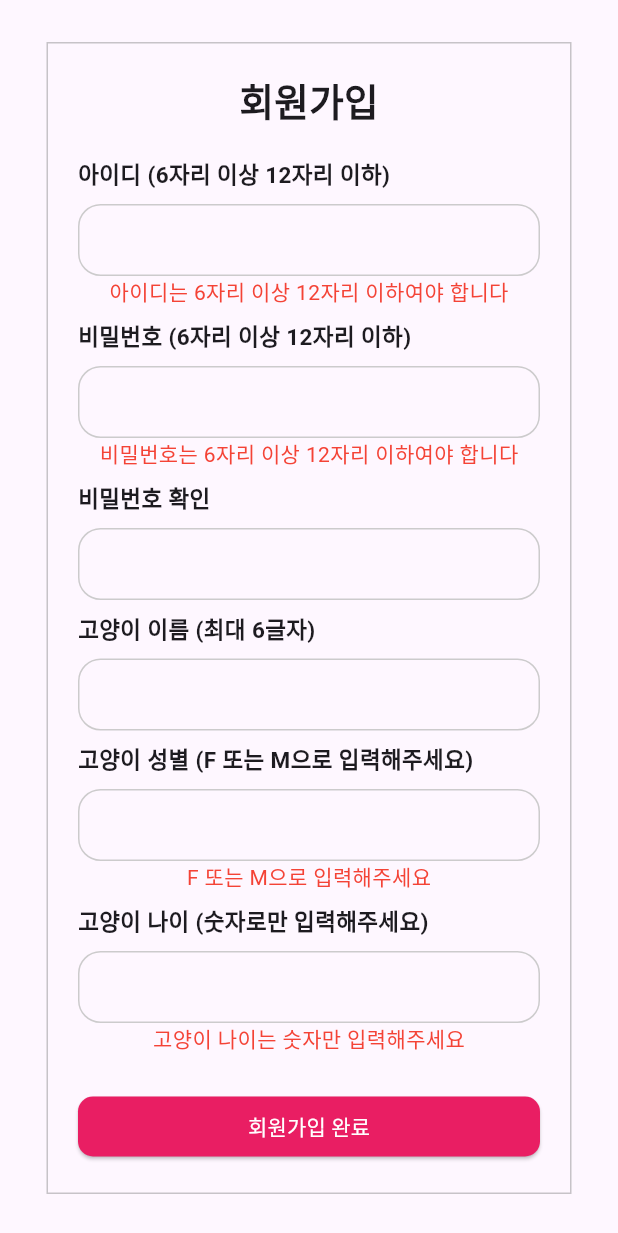
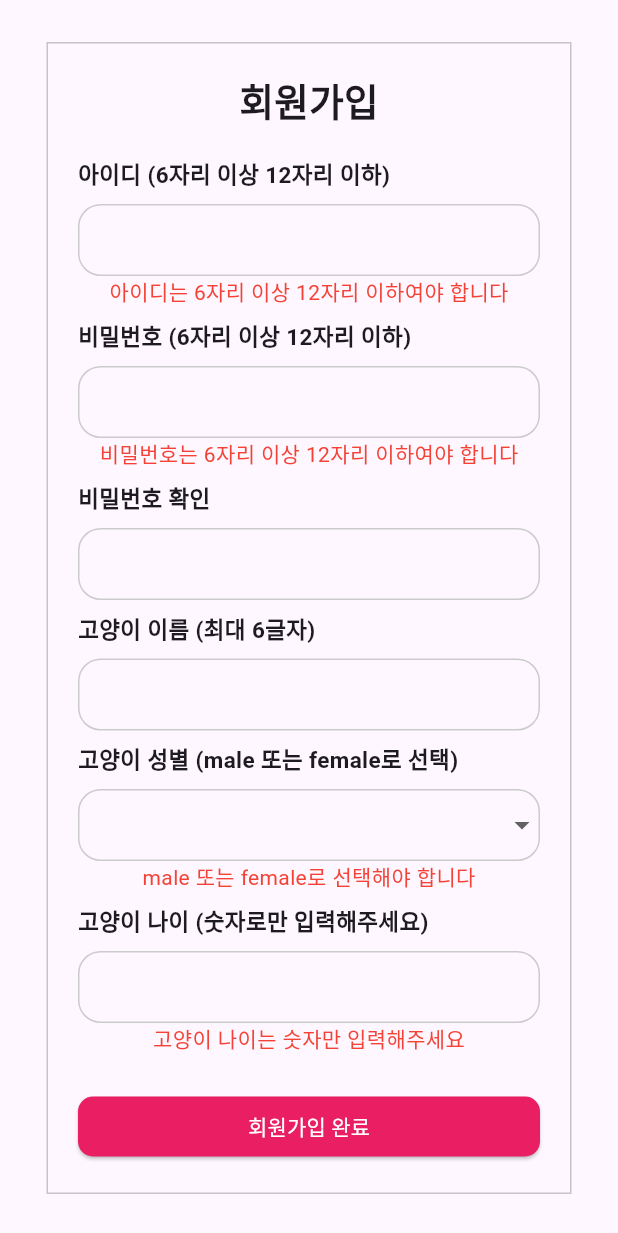
Before and after one commit to qkrrjsxor/CatIoT, a Flutter app: the Signup screen opened directly, after a tap on "회원가입 완료", on a phone screen of 412 x 824 dp. Shown: the top 1233 px of the screen. Run offline on Flutter 3.47's test engine with Material 3 defaults, Android fonts, the phone set to English and light mode, and no system bars; our stand-ins replace video_player.

Commit message:
Feat:회원가입 수정중

```diff
--- a/FrontEnd/untitled/lib/screens/signup.dart
+++ b/FrontEnd/untitled/lib/screens/signup.dart
@@ -23,6 +23,10 @@ class SignupStateScreen extends State<Signup> {
   bool catNameConfirm = false;
   bool catGenderConfirm = false;
   bool catAgeConfirm = false;
+
+  final List<String> genderOption = ['male', 'female'];
+
+  String? selectedValue;
 
   @override
   Widget build(BuildContext context) {
@@ -185,7 +189,7 @@ class SignupStateScreen extends State<Signup> {
                   const SizedBox(height: 8.0),
                   Align(
                     alignment: Alignment.centerLeft,
-                    child: Text('고양이 성별 (F 또는 M으로 입력해주세요)',
+                    child: Text('고양이 성별 (male 또는 female로 선택)',
                         textAlign: TextAlign.left,
                         style: TextStyle(
                           fontSize: 15,
@@ -193,8 +197,8 @@ class SignupStateScreen extends State<Signup> {
                         )),
                   ),
                   const SizedBox(height: 8.0), // 여백
-                  TextFormField(
-                    controller: catGenderController,
+                  DropdownButtonFormField<String>(
+                    // controller: catGenderController,
                     decoration: InputDecoration(
                         contentPadding: EdgeInsets.symmetric(
                             vertical: 6.0, horizontal: 12.0),
@@ -208,11 +212,44 @@ class SignupStateScreen extends State<Signup> {
                             borderSide: BorderSide(
                               color: Color.fromARGB(223, 197, 197, 197),
                             ))),
+                    items: genderOption.map((String catoption) {
+                      return DropdownMenuItem<String>(
+                        value:catoption,
+                        child:Text(catoption),
+                      );
+                    }).toList(),
+                    onChanged:(String? abc) {
+                      setState(() {
+                        selectedValue = abc;
+                        // if (abc == 'male'){catGenderController.text = 'male';} else{catGenderController.text == 'female';};
+
+                        catGenderController.text = abc == 'Option 1'? 'Value for Option 1':'~~';
+                                                    abc == 'Option 2'? 'Value for Option 2':'female';
+
+                      });
+                    },
+                    value:selectedValue,
                   ),
+                  // TextFormField(
+                  //   controller: catGenderController,
+                  //   decoration: InputDecoration(
+                  //       contentPadding: EdgeInsets.symmetric(
+                  //           vertical: 6.0, horizontal: 12.0),
+                  //       enabledBorder: OutlineInputBorder(
+                  //           borderRadius: BorderRadius.circular(15),
+                  //           borderSide: BorderSide(
+                  //               color: Color.fromARGB(223, 197, 197, 197),
+                  //               width: 1.0)),
+                  //       focusedBorder: OutlineInputBorder(
+                  //           borderRadius: BorderRadius.circular(15),
+                  //           borderSide: BorderSide(
+                  //             color: Color.fromARGB(223, 197, 197, 197),
+                  //           ))),
+                  // ),
                   Visibility(
                     visible: catGenderConfirm,
                     child: Text(
-                      'F 또는 M으로 입력해주세요',
+                      'male 또는 female로 선택해야 합니다',
                       style: TextStyle(color: Colors.red),
                     ),
                   ),
@@ -302,13 +339,15 @@ class SignupStateScreen extends State<Signup> {
                           catNameConfirm = false;
                         });
                       }
-                      if (catGenderController.text != 'F' &&
-                          catGenderController.text != 'M') {
+                      if (catGenderController.text != 'male' &&
+                          catGenderController.text != 'female') {
                         setState(() {
+
                           catGenderConfirm = true;
                         });
                       } else {
                         setState(() {
+                          print(catGenderController.text);
                           catGenderConfirm = false;
                         });
                       }
```
